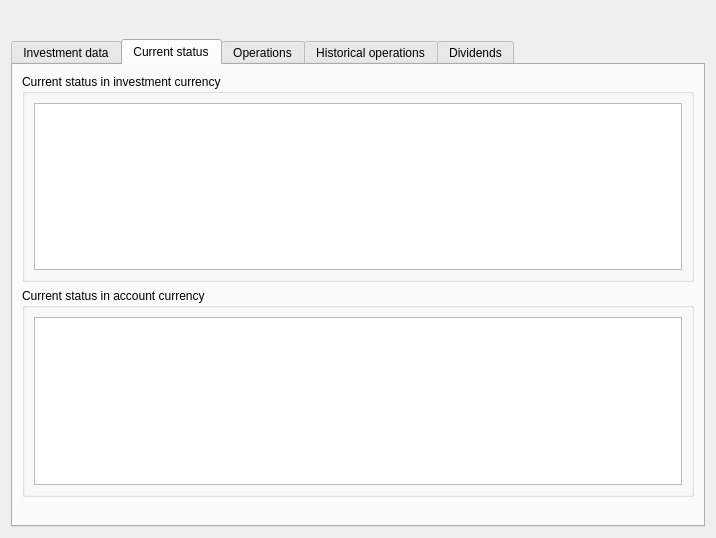
The window that ui/frmInvestmentReport.ui (turulomio/xulpymoney) describes before a commit, drawn with Qt 5.
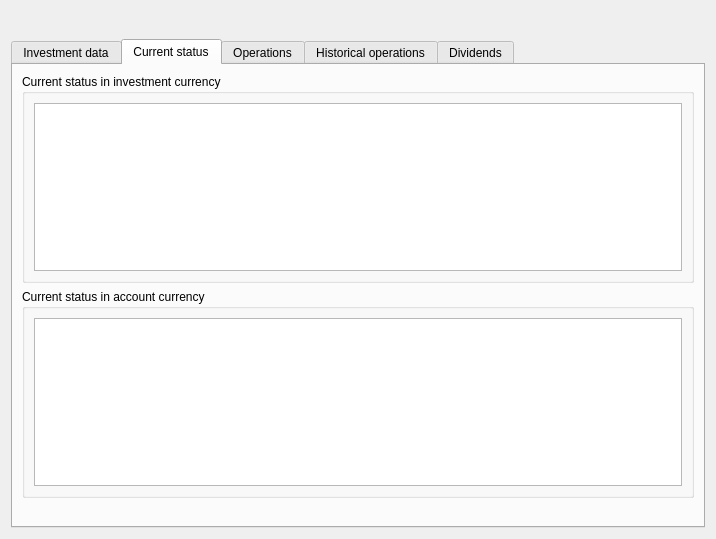
The same window after the commit. The open tabs and pages were chosen to show the change. Icons and pictures are not drawn. Custom widgets are drawn as their Qt base class.

The edit to the form file:
```diff
--- a/ui/frmInvestmentReport.ui
+++ b/ui/frmInvestmentReport.ui
@@ -10,7 +10,7 @@
     <x>0</x>
     <y>0</y>
     <width>716</width>
-    <height>538</height>
+    <height>539</height>
    </rect>
   </property>
   <property name="windowTitle">
```
Left out of the diff: 14 changed lines with no effect on the pictures.
